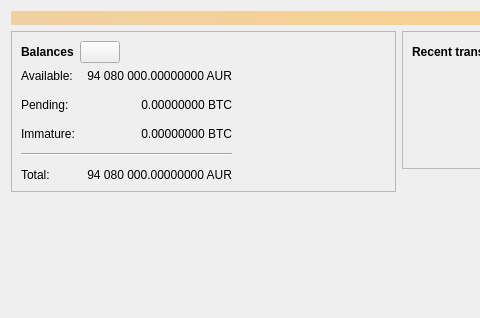
Qt form src/qt/forms/overviewpage.ui (AurumCoinOrg/AurumCoin) before a commit; both pictures show x 0 to 480 and y 0 to 318 of the 798 by 318 pixel window.
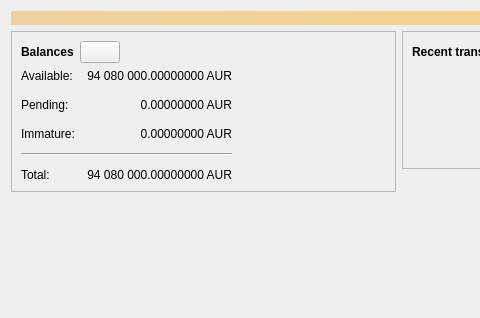
The same form after that commit. Icons and pictures are not drawn. Custom widgets are drawn as their Qt base class.

```diff
--- a/src/qt/forms/overviewpage.ui
+++ b/src/qt/forms/overviewpage.ui
@@ -120,7 +120,7 @@
                <string>Total of transactions that have yet to be confirmed, and do not yet count toward the spendable balance</string>
               </property>
               <property name="text">
-               <string notr="true">0.00000000 BTC</string>
+               <string notr="true">0.00000000 AUR</string>
               </property>
               <property name="alignment">
                <set>Qt::AlignRight|Qt::AlignTrailing|Qt::AlignVCenter</set>
@@ -153,7 +153,7 @@
                <string>Mined balance that has not yet matured</string>
               </property>
               <property name="text">
-               <string notr="true">0.00000000 BTC</string>
+               <string notr="true">0.00000000 AUR</string>
               </property>
               <property name="alignment">
                <set>Qt::AlignRight|Qt::AlignTrailing|Qt::AlignVCenter</set>
```
Left out of the diff: 4 changed lines with no effect on the pictures.
